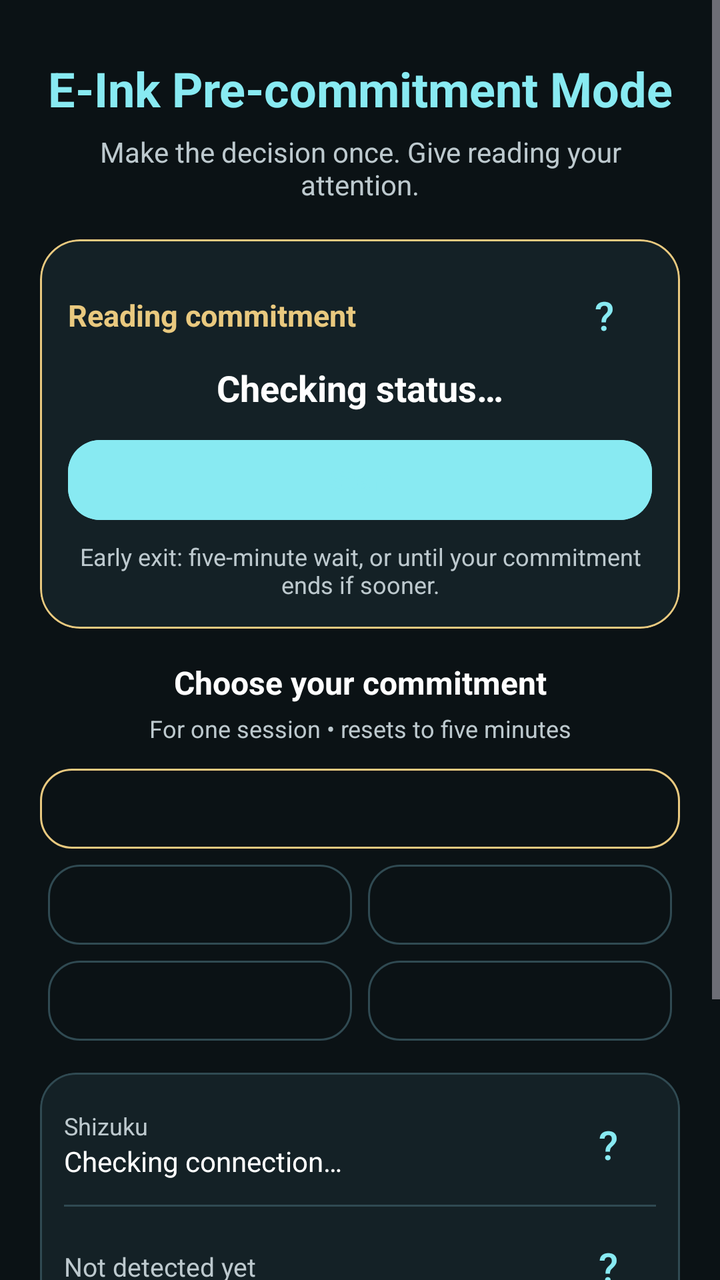
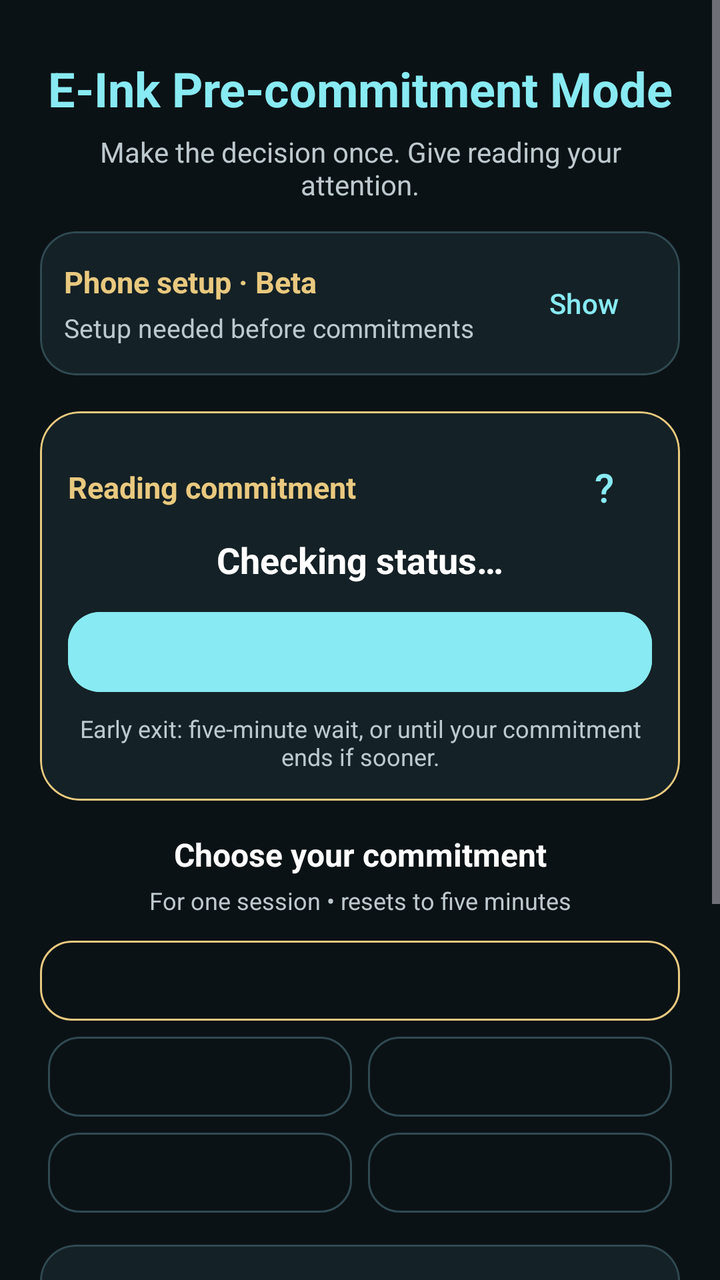

Before-and-after screenshots of an Android layout around one commit, followed by the original layout XML and the change that was made.
<!-- AndroidManifest.xml: application theme Theme.NxtpaperGuard -->
<!-- res/layout/activity_main.xml -->
<?xml version="1.0" encoding="utf-8"?>
<ScrollView xmlns:android="http://schemas.android.com/apk/res/android" xmlns:app="http://schemas.android.com/apk/res-auto"
    android:id="@+id/guardRoot" android:layout_width="match_parent" android:layout_height="match_parent"
    android:background="@color/gray_dark" android:fillViewport="true">
    <LinearLayout android:layout_width="match_parent" android:layout_height="wrap_content" android:orientation="vertical" android:padding="20dp">
        <TextView android:layout_width="match_parent" android:layout_height="wrap_content" android:layout_marginTop="8dp"
            android:gravity="center" android:text="@string/title_nxtpaper_guard" android:textDirection="ltr"
            android:textColor="@color/accent_blue" android:textSize="24sp" android:textStyle="bold" />
        <TextView android:layout_width="match_parent" android:layout_height="wrap_content" android:layout_marginTop="6dp"
            android:gravity="center" android:text="@string/desc_nxtpaper_guard" android:textColor="@color/gray_text" android:textSize="14sp" />
        <com.google.android.material.card.MaterialCardView android:layout_width="match_parent" android:layout_height="wrap_content"
            android:layout_marginTop="18dp" app:cardBackgroundColor="@color/gray_card" app:cardCornerRadius="20dp"
            app:strokeColor="@color/accent_gold" app:strokeWidth="1dp">
            <LinearLayout android:layout_width="match_parent" android:layout_height="wrap_content" android:orientation="vertical" android:padding="14dp">
                <LinearLayout android:layout_width="match_parent" android:layout_height="wrap_content" android:gravity="center_vertical" android:orientation="horizontal">
                    <TextView android:id="@+id/tvCommitmentTitle" android:layout_width="0dp" android:layout_height="wrap_content" android:layout_weight="1"
                        android:text="@string/guard_card_title" android:textColor="@color/accent_gold" android:textSize="15sp" android:textStyle="bold" />
                    <Button android:id="@+id/btnGuardHelp" style="@style/Widget.Material3.Button.TextButton" android:layout_width="48dp" android:layout_height="48dp" android:minWidth="48dp" android:minHeight="48dp" android:padding="0dp" android:contentDescription="@string/guard_help_accessibility" android:text="@string/help_symbol" android:textColor="@color/accent_blue" android:textSize="20sp" />
                </LinearLayout>
                <TextView android:id="@+id/tvServiceStatus" android:layout_width="match_parent" android:layout_height="wrap_content"
                    android:gravity="center" android:text="@string/guard_checking" android:textColor="@color/white" android:textSize="18sp" android:textStyle="bold" />
                <TextView android:id="@+id/tvCommitmentRemaining" android:layout_width="match_parent" android:layout_height="wrap_content"
                    android:layout_marginTop="6dp" android:gravity="center" android:textColor="@color/gray_text" android:textSize="14sp" android:visibility="gone" />
                <TextView android:id="@+id/tvGuardError" android:layout_width="match_parent" android:layout_height="wrap_content" android:layout_marginTop="8dp"
                    android:accessibilityLiveRegion="polite" android:textColor="@color/accent_red" android:textSize="14sp" android:visibility="gone" />
                <com.google.android.material.button.MaterialButton android:id="@+id/btnToggleService" style="@style/Widget.Material3.Button" android:layout_width="match_parent" android:layout_height="wrap_content" android:minHeight="48dp" android:textAllCaps="false" android:textColor="@color/accent_blue" android:text="@string/btn_start_service" android:layout_marginTop="10dp" android:backgroundTint="@color/accent_blue" app:cornerRadius="16dp" />
                <com.google.android.material.button.MaterialButton android:id="@+id/btnCancelResume" style="@style/Widget.Material3.Button.TextButton" android:layout_width="match_parent" android:layout_height="wrap_content" android:minHeight="48dp" android:textAllCaps="false" android:textColor="@color/accent_blue" android:text="@string/btn_cancel_resume" android:visibility="gone" app:cornerRadius="16dp" />
                <TextView android:id="@+id/tvExitPolicy" android:layout_width="match_parent" android:layout_height="wrap_content"
                    android:layout_marginTop="6dp" android:gravity="center" android:text="@string/guard_exit_policy" android:textColor="@color/gray_text" android:textSize="12sp" />
            </LinearLayout>
        </com.google.android.material.card.MaterialCardView>
        <TextView android:layout_width="match_parent" android:layout_height="wrap_content" android:layout_marginTop="16dp"
            android:gravity="center" android:text="@string/duration_heading" android:textColor="@color/white" android:textSize="16sp" android:textStyle="bold" />
        <TextView android:id="@+id/tvDurationNote" android:layout_width="match_parent" android:layout_height="wrap_content" android:layout_marginTop="4dp"
            android:gravity="center" android:text="@string/duration_next_session" android:textColor="@color/gray_text" android:textSize="12sp" />
        <com.google.android.material.button.MaterialButton android:id="@+id/btnDurationDefault" style="@style/Widget.Material3.Button.OutlinedButton" android:layout_width="match_parent" android:layout_height="wrap_content" android:minHeight="48dp" android:textAllCaps="false" android:textColor="@color/accent_blue"  android:layout_marginTop="8dp" app:strokeColor="@color/accent_gold" app:cornerRadius="16dp" />
        <LinearLayout android:layout_width="match_parent" android:layout_height="wrap_content" android:orientation="horizontal">
            <com.google.android.material.button.MaterialButton android:id="@+id/btnDurationTwo" style="@style/Widget.Material3.Button.OutlinedButton" android:layout_width="0dp" android:layout_height="wrap_content" android:layout_weight="1" android:layout_marginHorizontal="4dp" android:minHeight="48dp" android:textAllCaps="false" android:textColor="@color/accent_blue" app:cornerRadius="16dp" app:strokeColor="@color/gray_border" />
            <com.google.android.material.button.MaterialButton android:id="@+id/btnDurationFour" style="@style/Widget.Material3.Button.OutlinedButton" android:layout_width="0dp" android:layout_height="wrap_content" android:layout_weight="1" android:layout_marginHorizontal="4dp" android:minHeight="48dp" android:textAllCaps="false" android:textColor="@color/accent_blue" app:cornerRadius="16dp" app:strokeColor="@color/gray_border" />
        </LinearLayout>
        <LinearLayout android:layout_width="match_parent" android:layout_height="wrap_content" android:orientation="horizontal">
            <com.google.android.material.button.MaterialButton android:id="@+id/btnDurationSix" style="@style/Widget.Material3.Button.OutlinedButton" android:layout_width="0dp" android:layout_height="wrap_content" android:layout_weight="1" android:layout_marginHorizontal="4dp" android:minHeight="48dp" android:textAllCaps="false" android:textColor="@color/accent_blue" app:cornerRadius="16dp" app:strokeColor="@color/gray_border" />
            <com.google.android.material.button.MaterialButton android:id="@+id/btnDurationTwelve" style="@style/Widget.Material3.Button.OutlinedButton" android:layout_width="0dp" android:layout_height="wrap_content" android:layout_weight="1" android:layout_marginHorizontal="4dp" android:minHeight="48dp" android:textAllCaps="false" android:textColor="@color/accent_blue" app:cornerRadius="16dp" app:strokeColor="@color/gray_border" />
        </LinearLayout>
        <com.google.android.material.card.MaterialCardView android:layout_width="match_parent" android:layout_height="wrap_content" android:layout_marginTop="12dp"
            app:cardBackgroundColor="@color/gray_card" app:cardCornerRadius="18dp" app:strokeColor="@color/gray_border" app:strokeWidth="1dp">
            <LinearLayout android:layout_width="match_parent" android:layout_height="wrap_content" android:orientation="vertical" android:padding="12dp">
                <LinearLayout android:layout_width="match_parent" android:layout_height="wrap_content" android:gravity="center_vertical" android:orientation="horizontal">
                    <LinearLayout android:layout_width="0dp" android:layout_height="wrap_content" android:layout_weight="1" android:orientation="vertical">
                        <TextView android:layout_width="match_parent" android:layout_height="wrap_content" android:text="@string/shizuku_card_title" android:textColor="@color/gray_text" android:textSize="12sp" />
                        <TextView android:id="@+id/tvShizukuStatus" android:layout_width="match_parent" android:layout_height="wrap_content" android:text="@string/shizuku_status_unknown" android:textColor="@color/white" android:textSize="14sp" />
                    </LinearLayout>
                    <Button android:id="@+id/btnShizukuHelp" style="@style/Widget.Material3.Button.TextButton" android:layout_width="48dp" android:layout_height="48dp" android:minWidth="48dp" android:minHeight="48dp" android:padding="0dp" android:contentDescription="@string/shizuku_help_accessibility" android:text="@string/help_symbol" android:textColor="@color/accent_blue" android:textSize="20sp" />
                </LinearLayout>
                <com.google.android.material.button.MaterialButton android:id="@+id/btnGrantShizuku" style="@style/Widget.Material3.Button" android:layout_width="match_parent" android:layout_height="wrap_content" android:minHeight="48dp" android:textAllCaps="false" android:textColor="@color/gray_dark" android:text="@string/btn_grant_shizuku" android:backgroundTint="@color/accent_blue" android:visibility="gone" app:cornerRadius="16dp" />
                <com.google.android.material.button.MaterialButton android:id="@+id/btnOpenShizuku" style="@style/Widget.Material3.Button" android:layout_width="match_parent" android:layout_height="wrap_content" android:minHeight="48dp" android:textAllCaps="false" android:textColor="@color/gray_dark" android:text="@string/btn_open_shizuku" android:backgroundTint="@color/accent_blue" android:visibility="gone" app:cornerRadius="16dp" />
                <View android:layout_width="match_parent" android:layout_height="1dp" android:layout_marginVertical="6dp" android:background="@color/gray_border" />
                <LinearLayout android:layout_width="match_parent" android:layout_height="wrap_content" android:gravity="center_vertical" android:orientation="horizontal">
                    <TextView android:id="@+id/tvHardwareState" android:layout_width="0dp" android:layout_height="wrap_content" android:layout_weight="1" android:text="@string/state_unknown" android:textColor="@color/gray_text" android:textSize="13sp" />
                    <Button android:id="@+id/btnHardwareHelp" style="@style/Widget.Material3.Button.TextButton" android:layout_width="48dp" android:layout_height="48dp" android:minWidth="48dp" android:minHeight="48dp" android:padding="0dp" android:contentDescription="@string/hardware_help_accessibility" android:text="@string/help_symbol" android:textColor="@color/accent_blue" android:textSize="20sp" />
                </LinearLayout>
            </LinearLayout>
        </com.google.android.material.card.MaterialCardView>
        <com.google.android.material.button.MaterialButton android:id="@+id/btnWebsite" style="@style/Widget.Material3.Button.TextButton" android:layout_width="match_parent" android:layout_height="wrap_content" android:minHeight="48dp" android:textAllCaps="false" android:textColor="@color/accent_blue" android:text="@string/website_url" android:contentDescription="@string/btn_website_description" android:layout_marginTop="4dp" android:textSize="13sp" app:cornerRadius="16dp" />
        <LinearLayout android:id="@+id/layoutTests" android:layout_width="match_parent" android:layout_height="wrap_content" android:orientation="vertical" android:visibility="gone">
            <com.google.android.material.button.MaterialButton android:id="@+id/btnCheckCompatibility" style="@style/Widget.Material3.Button" android:layout_width="match_parent" android:layout_height="wrap_content" android:minHeight="48dp" android:textAllCaps="false" android:textColor="@color/accent_blue" android:text="@string/btn_check_compatibility" android:backgroundTint="@color/gray_border" app:cornerRadius="16dp" />
            <TextView android:layout_width="match_parent" android:layout_height="wrap_content" android:text="@string/mode_tests_note" android:textColor="@color/gray_text" android:textSize="13sp" />
            <com.google.android.material.button.MaterialButton android:id="@+id/btnTestInk" style="@style/Widget.Material3.Button" android:layout_width="match_parent" android:layout_height="wrap_content" android:minHeight="48dp" android:textAllCaps="false" android:textColor="@color/accent_blue" android:text="@string/btn_test_ink" android:backgroundTint="@color/gray_border" app:cornerRadius="16dp" />
            <com.google.android.material.button.MaterialButton android:id="@+id/btnTestNormal" style="@style/Widget.Material3.Button" android:layout_width="match_parent" android:layout_height="wrap_content" android:minHeight="48dp" android:textAllCaps="false" android:textColor="@color/accent_blue" android:text="@string/btn_test_normal" android:backgroundTint="@color/gray_border" app:cornerRadius="16dp" />
        </LinearLayout>
        <Space android:layout_width="match_parent" android:layout_height="0dp" android:layout_weight="1" />
        <com.google.android.material.button.MaterialButton android:id="@+id/btnLanguage" style="@style/Widget.Material3.Button.OutlinedButton"
            android:layout_width="wrap_content" android:layout_height="wrap_content" android:layout_gravity="center_horizontal"
            android:layout_marginTop="12dp" android:minWidth="160dp" android:minHeight="48dp" android:textAllCaps="false"
            android:textColor="@color/accent_blue" app:cornerRadius="24dp" app:strokeColor="@color/accent_blue" />
        <TextView android:id="@+id/tvVersion" android:layout_width="match_parent" android:layout_height="wrap_content" android:layout_marginTop="4dp"
            android:gravity="center" android:textColor="@color/gray_text" android:textSize="11sp" />
    </LinearLayout>
</ScrollView>
<!-- resources referenced by this layout -->
<resources>
  <color name="accent_blue">#FF88EAF2</color>
  <color name="accent_gold">#FFE9C97F</color>
  <color name="accent_red">#FFFF3B30</color>
  <color name="gray_border">#FF304A52</color>
  <color name="gray_card">#FF142126</color>
  <color name="gray_dark">#FF0B1215</color>
  <color name="gray_text">#FFBDC9CE</color>
  <color name="white">#FFFFFFFF</color>
  <string name="btn_cancel_resume">Emergency Stop</string>
  <string name="btn_check_compatibility">Check system compatibility</string>
  <string name="btn_grant_shizuku">Allow Shizuku access</string>
  <string name="btn_open_shizuku">Open Shizuku</string>
  <string name="btn_start_service">Start</string>
  <string name="btn_test_ink">Test Ink</string>
  <string name="btn_test_normal">Test Normal</string>
  <string name="btn_website_description">Visit the official Analog Anchor website</string>
  <string name="desc_nxtpaper_guard">Make the decision once. Give reading your attention.</string>
  <string name="duration_heading">Choose your commitment</string>
  <string name="duration_next_session">For one session • resets to five minutes</string>
  <string name="guard_card_title">Reading commitment</string>
  <string name="guard_checking">Checking status…</string>
  <string name="guard_exit_policy">Early exit: five-minute wait, or until your commitment ends if sooner.</string>
  <string name="guard_help_accessibility">Explain the commitment and continued reading</string>
  <string name="hardware_help_accessibility">Explain how the physical switch is detected</string>
  <string name="help_symbol">?</string>
  <string name="mode_tests_note">Stop the guard before testing display modes.</string>
  <string name="shizuku_card_title">Shizuku</string>
  <string name="shizuku_help_accessibility">Explain Shizuku permission and restart setup</string>
  <string name="shizuku_status_unknown">Checking connection…</string>
  <string name="state_unknown">Not detected yet</string>
  <string name="title_nxtpaper_guard" translatable="false">E-Ink Pre-commitment Mode</string>
  <string name="website_url" translatable="false">get-analog-anchor.com</string>
  <style name="Theme.NxtpaperGuard" parent="Theme.Material3.Dark.NoActionBar">
          <item name="android:statusBarColor">@color/gray_dark</item>
          <item name="android:navigationBarColor">@color/gray_dark</item>
          <item name="android:windowBackground">@color/gray_dark</item>
          <item name="android:windowLightStatusBar">false</item>
      </style>
</resources>

<!-- the commit's change to res/layout/activity_main.xml (unified diff, before → after) -->
@@ -8,6 +8,28 @@
             android:textColor="@color/accent_blue" android:textSize="24sp" android:textStyle="bold" />
         <TextView android:layout_width="match_parent" android:layout_height="wrap_content" android:layout_marginTop="6dp"
             android:gravity="center" android:text="@string/desc_nxtpaper_guard" android:textColor="@color/gray_text" android:textSize="14sp" />
+        <com.google.android.material.card.MaterialCardView android:layout_width="match_parent" android:layout_height="wrap_content"
+            android:layout_marginTop="14dp" app:cardBackgroundColor="@color/gray_card" app:cardCornerRadius="18dp"
+            app:strokeColor="@color/gray_border" app:strokeWidth="1dp">
+            <LinearLayout android:layout_width="match_parent" android:layout_height="wrap_content" android:orientation="vertical" android:padding="12dp">
+                <LinearLayout android:layout_width="match_parent" android:layout_height="wrap_content" android:orientation="horizontal" android:gravity="center_vertical">
+                    <LinearLayout android:layout_width="0dp" android:layout_height="wrap_content" android:layout_weight="1" android:orientation="vertical">
+                        <TextView android:layout_width="match_parent" android:layout_height="wrap_content" android:text="@string/setup_compact_title" android:textColor="@color/accent_gold" android:textSize="15sp" android:textStyle="bold" />
+                        <TextView android:id="@+id/tvSetupSummary" android:layout_width="match_parent" android:layout_height="wrap_content" android:layout_marginTop="4dp" android:text="@string/setup_summary_required" android:textColor="@color/gray_text" android:textSize="13sp" android:accessibilityLiveRegion="polite" />
+                    </LinearLayout>
+                    <com.google.android.material.button.MaterialButton android:id="@+id/btnToggleSetupDetails" style="@style/Widget.Material3.Button.TextButton" android:layout_width="wrap_content" android:layout_height="wrap_content" android:minWidth="72dp" android:minHeight="48dp" android:textAllCaps="false" android:text="@string/setup_show_details" android:textColor="@color/accent_blue" app:cornerRadius="16dp" />
+                </LinearLayout>
+                <LinearLayout android:id="@+id/layoutSetupDetails" android:layout_width="match_parent" android:layout_height="wrap_content" android:orientation="vertical" android:visibility="gone">
+                <TextView android:id="@+id/tvSetupStatus" android:layout_width="match_parent" android:layout_height="wrap_content" android:layout_marginTop="8dp" android:text="@string/setup_required" android:textColor="@color/white" android:textSize="14sp" android:accessibilityLiveRegion="polite" />
+                <TextView android:id="@+id/tvSetupInstructions" android:layout_width="match_parent" android:layout_height="wrap_content" android:layout_marginTop="8dp" android:text="@string/setup_intro" android:textColor="@color/gray_text" android:textSize="14sp" />
+                <com.google.android.material.button.MaterialButton android:id="@+id/btnSetup" style="@style/Widget.Material3.Button" android:layout_width="match_parent" android:layout_height="wrap_content" android:minHeight="48dp" android:layout_marginTop="8dp" android:textAllCaps="false" android:text="@string/setup_check" android:textColor="@color/gray_dark" android:backgroundTint="@color/accent_blue" app:cornerRadius="16dp" />
+                <com.google.android.material.button.MaterialButton android:id="@+id/btnCancelSetup" style="@style/Widget.Material3.Button.OutlinedButton" android:layout_width="match_parent" android:layout_height="wrap_content" android:minHeight="48dp" android:textAllCaps="false" android:text="@string/setup_cancel" android:textColor="@color/accent_red" android:visibility="gone" app:cornerRadius="16dp" />
+                <com.google.android.material.button.MaterialButton android:id="@+id/btnRecoverAfterRestart" style="@style/Widget.Material3.Button.OutlinedButton" android:layout_width="match_parent" android:layout_height="wrap_content" android:minHeight="48dp" android:textAllCaps="false" android:text="@string/setup_recover" android:textColor="@color/accent_blue" android:visibility="gone" app:cornerRadius="16dp" />
+                <com.google.android.material.button.MaterialButton android:id="@+id/btnCompatibilityReport" style="@style/Widget.Material3.Button.TextButton" android:layout_width="match_parent" android:layout_height="wrap_content" android:minHeight="48dp" android:textAllCaps="false" android:text="@string/setup_report" android:textColor="@color/accent_blue" app:cornerRadius="16dp" />
+                <com.google.android.material.button.MaterialButton android:id="@+id/btnReadSetupGuide" style="@style/Widget.Material3.Button.TextButton" android:layout_width="match_parent" android:layout_height="wrap_content" android:minHeight="48dp" android:textAllCaps="false" android:text="@string/setup_read_guide" android:textColor="@color/accent_blue" app:cornerRadius="16dp" />
+                </LinearLayout>
+            </LinearLayout>
+        </com.google.android.material.card.MaterialCardView>
         <com.google.android.material.card.MaterialCardView android:layout_width="match_parent" android:layout_height="wrap_content"
             android:layout_marginTop="18dp" app:cardBackgroundColor="@color/gray_card" app:cardCornerRadius="20dp"
             app:strokeColor="@color/accent_gold" app:strokeWidth="1dp">
<!-- resource entries referenced after the edit -->
@@ -26,6 +26,16 @@
   <string name="hardware_help_accessibility">Explain how the physical switch is detected</string>
   <string name="help_symbol">?</string>
   <string name="mode_tests_note">Stop the guard before testing display modes.</string>
+  <string name="setup_cancel">Cancel test · Restore now</string>
+  <string name="setup_check">Check this phone again</string>
+  <string name="setup_compact_title">Phone setup · Beta</string>
+  <string name="setup_intro">Designed for compatible TCL NXTPAPER phones with native Max Ink. Checking is read-only. A guided physical and software test is required on this phone/build.</string>
+  <string name="setup_read_guide">Read setup guide</string>
+  <string name="setup_recover">Recover after restart</string>
+  <string name="setup_report">Preview compatibility report</string>
+  <string name="setup_required">Complete setup before enabling commitments.</string>
+  <string name="setup_show_details">Show</string>
+  <string name="setup_summary_required">Setup needed before commitments</string>
   <string name="shizuku_card_title">Shizuku</string>
   <string name="shizuku_help_accessibility">Explain Shizuku permission and restart setup</string>
   <string name="shizuku_status_unknown">Checking connection…</string>
